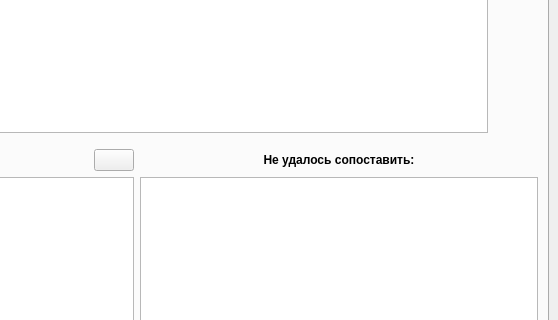
Above: price_processing_2.ui from tmptr1/price_processing before the change; both pictures show x 549 to 1107 and y 96 to 416 of the 1107 by 824 pixel window. Below: the same form after it.
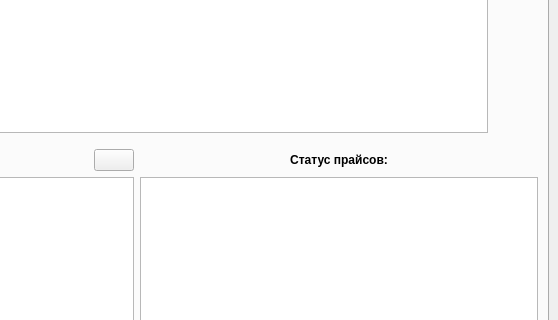
That is the form after the change. Icons and pictures are not drawn.

The edit to the form file:
```diff
--- a/price_processing_2.ui
+++ b/price_processing_2.ui
@@ -499,7 +499,7 @@
                </font>
               </property>
               <property name="text">
-               <string>Не удалось сопоставить:</string>
+               <string>Статус прайсов:</string>
               </property>
               <property name="alignment">
                <set>Qt::AlignmentFlag::AlignCenter</set>
```
